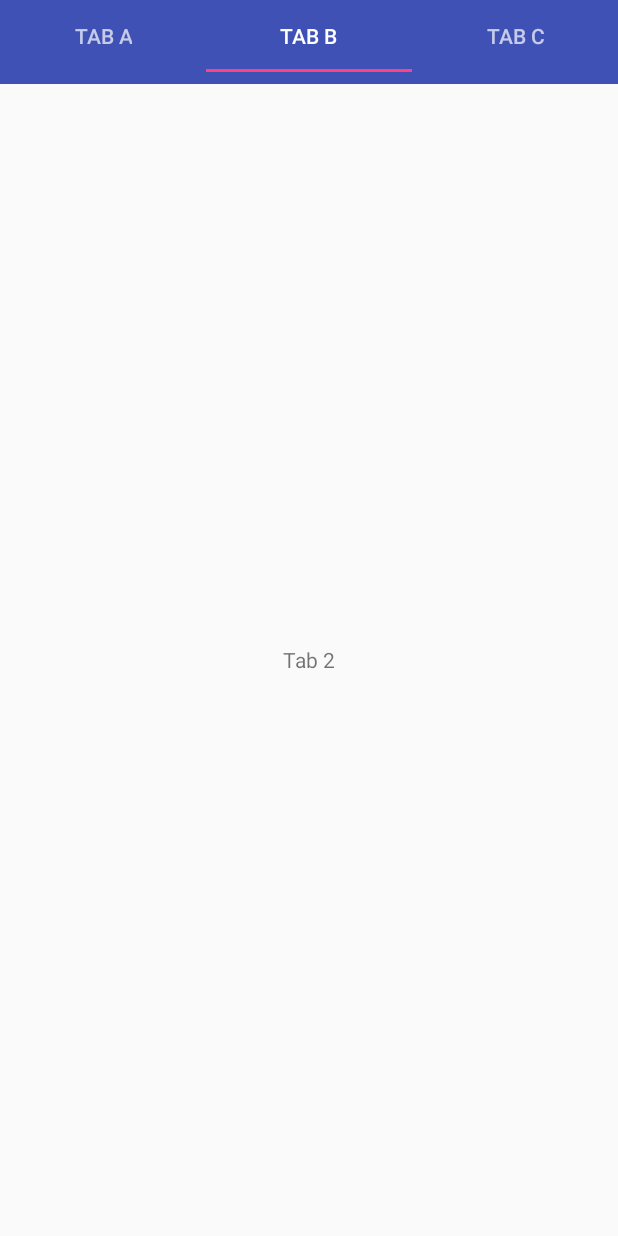
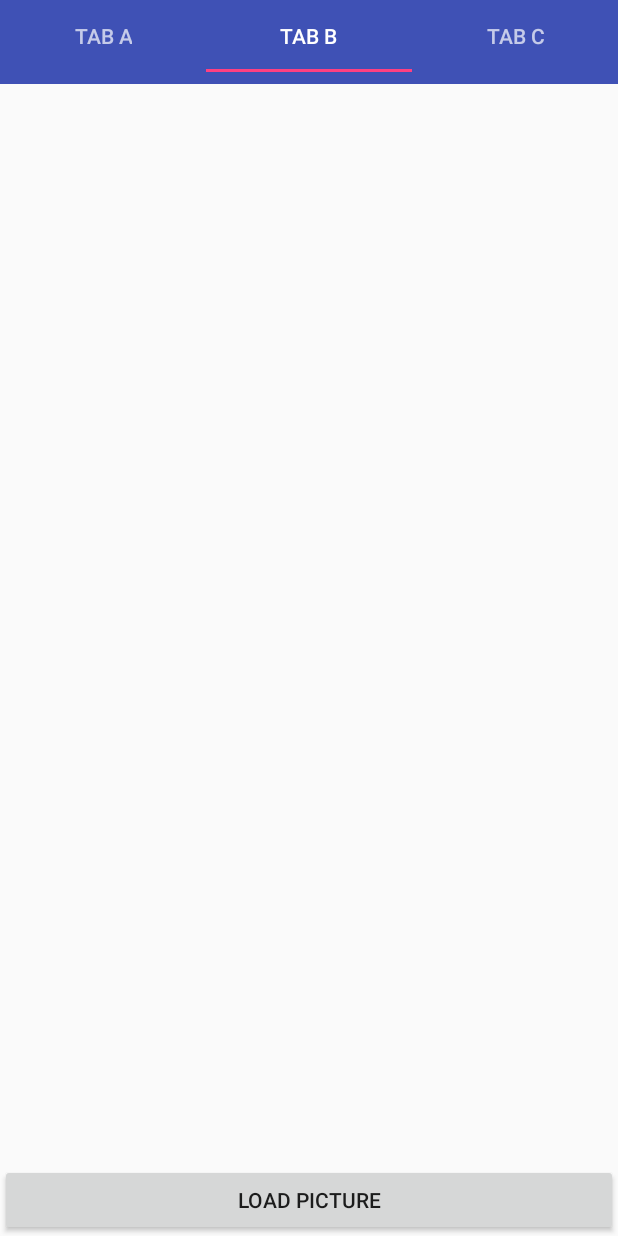
Before and after one commit to inhibitor1217/CS496_001, an Android app: the screen it shows after launch (TabActivity), tab 2 chosen, on a phone screen of 412 x 824 dp. Run offline under Robolectric (Android 15) with nearby library versions, the phone set to English and light mode, and no system bars; 1 statement that could not run was skipped.

```diff
--- a/app/src/main/java/com/example/user/cs496_001/MainActivity.java
+++ b/app/src/main/java/com/example/user/cs496_001/MainActivity.java
@@ -27,6 +27,7 @@ public class MainActivity extends AppCompatActivity {
     private final int MY_PERMISSIONS_REQUEST_READ_CONTACTS = 42;
     public static ArrayList<Pair<String, String>> CONTACTS;
 
+
     @Override
     protected void onCreate(@Nullable Bundle savedInstanceState) {
         super.onCreate(savedInstanceState);
@@ -40,7 +41,6 @@ public class MainActivity extends AppCompatActivity {
             startActivity(intent);
         }
     }
-
 
     @Override
     public void onRequestPermissionsResult(int requestCode, @NonNull String[] permissions, @NonNull int[] grantResults) {
--- a/app/src/main/java/com/example/user/cs496_001/TabActivity.java
+++ b/app/src/main/java/com/example/user/cs496_001/TabActivity.java
@@ -36,4 +36,6 @@ public class TabActivity extends AppCompatActivity {
 
     }
 
+
+
 }
--- a/app/src/main/res/layout/tab_fragment_2.xml
+++ b/app/src/main/res/layout/tab_fragment_2.xml
@@ -1,12 +1,28 @@
 <?xml version="1.0" encoding="utf-8"?>
-<RelativeLayout xmlns:android="http://schemas.android.com/apk/res/android"
+<FrameLayout
+    xmlns:android="http://schemas.android.com/apk/res/android"
     android:layout_width="match_parent"
-    android:layout_height="match_parent">
+    android:layout_height="match_parent"
+    android:orientation="vertical">
 
-    <TextView
-        android:layout_width="wrap_content"
+    <GridView
+        android:id="@+id/gridView"
+        android:layout_width="match_parent"
+        android:layout_height="match_parent"
+        android:columnWidth="100dp"
+        android:numColumns= "4"
+        android:verticalSpacing="5dp"
+        android:horizontalSpacing="5dp"
+        android:layout_margin="10dp"
+        >
+    </GridView>
+
+    <Button
+        android:id="@+id/load"
+        android:layout_width="match_parent"
         android:layout_height="wrap_content"
-        android:layout_centerInParent="true"
-        android:text="Tab 2" />
+        android:layout_gravity="bottom"
+        android:layout_marginTop="5dp"
+        android:text="Load Picture" />
 
-</RelativeLayout>
+</FrameLayout>
```
Also changed, not shown: app/src/main/java/com/example/user/cs496_001/GridViewAdapter.java (added, +56 -0 lines), app/src/main/java/com/example/user/cs496_001/TabFragment2.java (+88 -2 lines), app/src/main/res/layout/grid_item.xml (added, +14 -0 lines).
